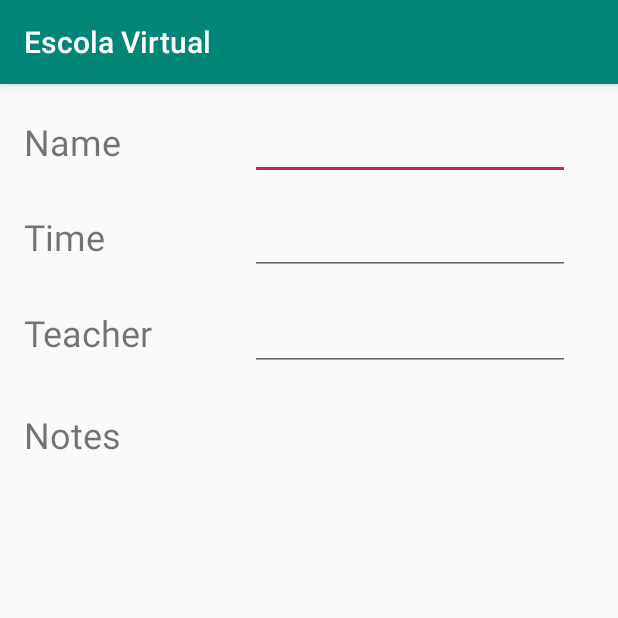
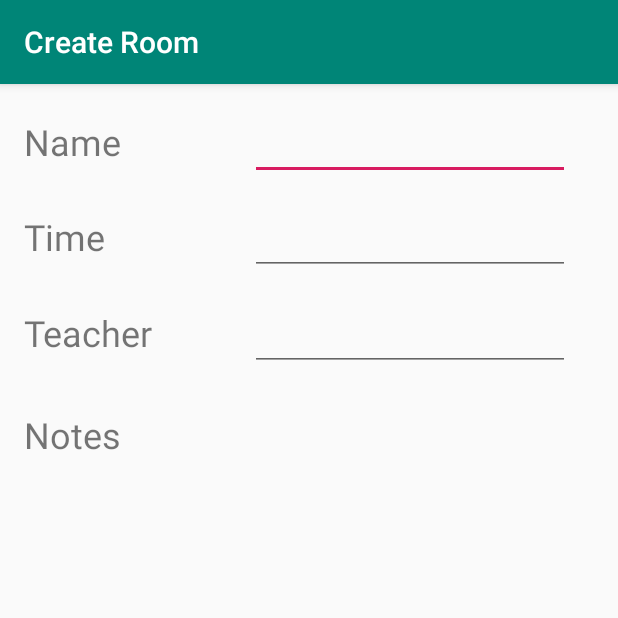
Before and after one commit to rousbound/EscolaVirtual, an Android app: the RoomDetail screen opened directly, with no data from a screen before it, on a phone screen of 412 x 824 dp, the top half of it. Run offline under Robolectric (Android 15) with nearby library versions, the phone set to English and light mode, and no system bars.

Commit message:
Minor changes, added title to each screen and deleted some buttons

```diff
--- a/app/src/main/java/com/atelievirtual/escolavirtual/RoomDetail.java
+++ b/app/src/main/java/com/atelievirtual/escolavirtual/RoomDetail.java
@@ -7,6 +7,7 @@ import android.database.Cursor;
 import android.os.Bundle;
 import android.util.Log;
 import android.view.View;
+import android.view.Window;
 import android.view.inputmethod.InputMethodManager;
 import android.widget.Button;
 import android.widget.EditText;
@@ -28,6 +29,7 @@ public class   RoomDetail extends AppCompatActivity {
         super.onCreate(savedInstanceState);
         setContentView(R.layout.room_detail);
 
+
         mDatabaseHelper = new DatabaseHelper(this);
 
         Intent in = getIntent();
@@ -36,17 +38,19 @@ public class   RoomDetail extends AppCompatActivity {
         final int ID = in.getIntExtra("ROOM_ID", -1);
         Log.i("Print","ID_RECEIVED:" + Integer.toString(ID));
         Button saveBtn = this.findViewById(R.id.saveButton);
-        //Button newNoteBtn = this.findViewById(R.id.newNoteBtn);
+
 
         final EditText nameTextEdit = this.findViewById(R.id.roomNameTextEdit);
         final EditText timeTextEdit = this.findViewById(R.id.timeTextEdit);
         final EditText teacherTextEdit = this.findViewById(R.id.teacherTextEdit);
         final EditText roomNotesTextEdit = this.findViewById(R.id.roomNotesTextEdit);
-        //final EditText newNoteTextEdit = this.findViewById(R.id.newNoteTextEdit);
+
 
 
         if(index > -1)
         {
+
+            setTitle("Room Detail");
             String name,time,teacher;
             final String notes;
 
@@ -78,31 +82,12 @@ public class   RoomDetail extends AppCompatActivity {
                }
            });
 
-            /*newNoteBtn.setOnClickListener(new View.OnClickListener(){
-
-              @Override
-              public void onClick(View view) {
-                  //String newNote = newNoteTextEdit.getText().toString();
-
-                  Date c = Calendar.getInstance().getTime();
-                  System.out.println("Current time => " + c);
-
-                  SimpleDateFormat df = new SimpleDateFormat("dd-MMM-yyyy");
-                  String formattedDate = df.format(c);
-
-                  String datedNote;
-
-                  datedNote = formattedDate + "\n\n" + newNote;
-
-                  roomNotesTextEdit.setText(datedNote + "\n\n" + notes);
-
-                }
-             });*/
 
             Log.i("Print","Greater than One");
         }
         else
         {
+            setTitle("Create Room");
             saveBtn.setOnClickListener(new View.OnClickListener() {
                 @Override
                 public void onClick(View view) {
--- a/app/src/main/java/com/atelievirtual/escolavirtual/RoomListActivity.java
+++ b/app/src/main/java/com/atelievirtual/escolavirtual/RoomListActivity.java
@@ -29,7 +29,7 @@ public class RoomListActivity extends AppCompatActivity {
         super.onCreate(savedInstanceState);
         Log.i("Print", "Entered List Screen");
         setContentView(R.layout.list_items);
-
+        setTitle("All Rooms");
 
         mDatabaseHelper = new DatabaseHelper(this);
         myListView = (ListView) findViewById(R.id.myListView);
@@ -58,7 +58,6 @@ public class RoomListActivity extends AppCompatActivity {
             listDataDate.add(data.getString(2));
             listID.add(data.getInt(0));
         }
-
         ItemAdapter itemAdapter = new ItemAdapter(this, listDataName, listDataDate);
         myListView.setAdapter(itemAdapter);
 
--- a/app/src/main/java/com/atelievirtual/escolavirtual/StudentDetail.java
+++ b/app/src/main/java/com/atelievirtual/escolavirtual/StudentDetail.java
@@ -44,6 +44,7 @@ public class StudentDetail extends AppCompatActivity {
 
         if(index > -1)
         {
+            setTitle("Student Detail");
             String name,age,room,job,keys,notes;
             Cursor data = mDatabaseHelper.getDataByID("StudentData", ID);
             data.moveToFirst();
@@ -92,6 +93,7 @@ public class StudentDetail extends AppCompatActivity {
         }
         else
         {
+            setTitle("Create Student");
             saveBtn.setOnClickListener(new View.OnClickListener() {
                 @Override
                 public void onClick(View view) {
--- a/app/src/main/java/com/atelievirtual/escolavirtual/StudentListActivity.java
+++ b/app/src/main/java/com/atelievirtual/escolavirtual/StudentListActivity.java
@@ -64,6 +64,7 @@ public class StudentListActivity extends AppCompatActivity {
 
         if(RoomName == null)
         {
+            setTitle("All Students");
             Log.i("Print","Roomname = null");
             while(data.moveToNext()){
                 listDataName.add(data.getString(1));
@@ -74,6 +75,8 @@ public class StudentListActivity extends AppCompatActivity {
         }
         else
         {
+            String title = String.format("Room %s", RoomName);
+            setTitle(title);
             Log.i("Print","Roomname != null");
             while(data.moveToNext()){
                 if(data.getString(3).equals(RoomName))
--- a/app/src/main/res/layout/main_screen_grid.xml
+++ b/app/src/main/res/layout/main_screen_grid.xml
@@ -18,8 +18,10 @@
             android:layout_height="129dp"
             app:layout_constraintBottom_toBottomOf="parent"
             app:layout_constraintEnd_toEndOf="parent"
+            app:layout_constraintHorizontal_bias="0.494"
             app:layout_constraintStart_toStartOf="parent"
             app:layout_constraintTop_toTopOf="parent"
+            app:layout_constraintVertical_bias="0.38"
             app:srcCompat="@drawable/ev2" />
 
     </androidx.constraintlayout.widget.ConstraintLayout>
```
